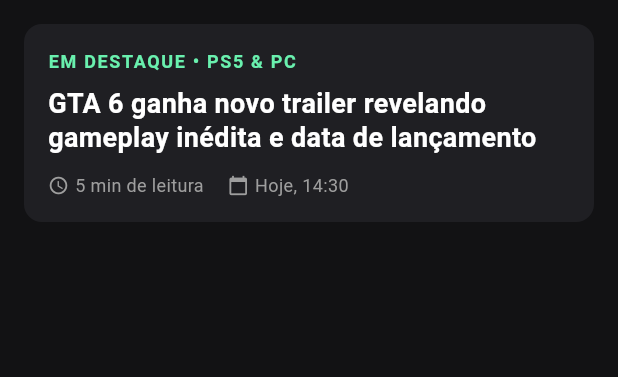
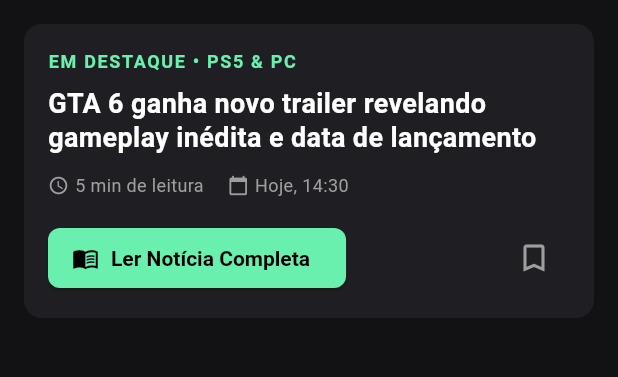
Before and after one commit to CodenameNep/Atividade-Interface-Flutter, a Flutter app: the screen it shows after launch, on a phone screen of 412 x 824 dp, the part 84-461 px from its top. Run offline on Flutter 3.47's test engine with Material 3 defaults, Android fonts, the phone set to English and light mode, and no system bars.

Commit message:
botões com ElevatedButton e alinhamento no card em destaque

```diff
--- a/gamepulse/lib/main.dart
+++ b/gamepulse/lib/main.dart
@@ -66,10 +66,10 @@
         color: const Color(0xFF1F1F23),
         borderRadius: BorderRadius.circular(12),
       ),
-      child: const Column(
+      child: Column(
         crossAxisAlignment: CrossAxisAlignment.start,
         children: [
-          Text(
+          const Text(
             'EM DESTAQUE • PS5 & PC',
             style: TextStyle(
               color: Colors.greenAccent,
@@ -78,8 +78,8 @@
               letterSpacing: 1.1,
             ),
           ),
-          SizedBox(height: 8),
-          Text(
+          const SizedBox(height: 8),
+          const Text(
             'GTA 6 ganha novo trailer revelando gameplay inédita e data de lançamento',
             style: TextStyle(
               color: Colors.white,
@@ -88,8 +88,8 @@
               height: 1.3,
             ),
           ),
-          SizedBox(height: 12),
-          Row(
+          const SizedBox(height: 12),
+          const Row(
             children: [
               Icon(Icons.access_time, size: 14, color: Colors.grey),
               SizedBox(width: 4),
@@ -106,6 +106,29 @@
               ),
             ],
           ),
+          const SizedBox(height: 16),
+          Row(
+            mainAxisAlignment: MainAxisAlignment.spaceBetween,
+            children: [
+              ElevatedButton.icon(
+                onPressed: () {},
+                icon: const Icon(Icons.menu_book, size: 18),
+                label: const Text('Ler Notícia Completa'),
+                style: ElevatedButton.styleFrom(
+                  backgroundColor: Colors.greenAccent,
+                  foregroundColor: Colors.black,
+                  textStyle: const TextStyle(fontWeight: FontWeight.bold),
+                  shape: RoundedRectangleBorder(
+                    borderRadius: BorderRadius.circular(8),
+                  ),
+                ),
+              ),
+              IconButton(
+                icon: const Icon(Icons.bookmark_border, color: Colors.grey),
+                onPressed: () {},
+              ),
+            ],
+          ),
         ],
       ),
     );
```
Also changed, not shown: 1 other file.
